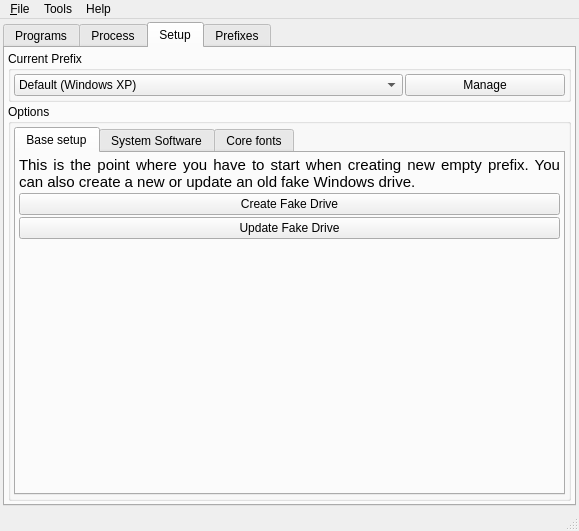
brezerk/q4wine, file src/MainWindow.ui: the form before one commit.
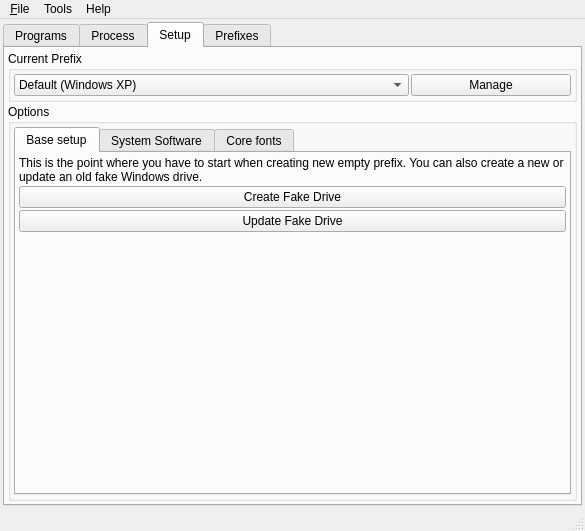
The form after the commit. The open tabs and pages were chosen to show the change. Icons and pictures are not drawn.

Diff of the .ui file:
```diff
--- a/src/MainWindow.ui
+++ b/src/MainWindow.ui
@@ -6,7 +6,7 @@
    <rect>
     <x>0</x>
     <y>0</y>
-    <width>579</width>
+    <width>585</width>
     <height>531</height>
    </rect>
   </property>
@@ -269,11 +269,7 @@
                <item>
                 <widget class="QLabel" name="label" >
                  <property name="text" >
-                  <string>&lt;!DOCTYPE HTML PUBLIC "-//W3C//DTD HTML 4.0//EN" "http://www.w3.org/TR/REC-html40/strict.dtd">
-&lt;html>&lt;head>&lt;meta name="qrichtext" content="1" />&lt;style type="text/css">
-p, li { white-space: pre-wrap; }
-&lt;/style>&lt;/head>&lt;body style=" font-family:'Fixed [Misc]'; font-size:11pt; font-weight:400; font-style:normal;">
-&lt;p align="justify" style=" margin-top:12px; margin-bottom:12px; margin-left:0px; margin-right:0px; -qt-block-indent:0; text-indent:0px;">This is the point where you have to start when creating new empty prefix. You can also create a new or update an old fake Windows drive.&lt;/p>&lt;/body>&lt;/html></string>
+                  <string>This is the point where you have to start when creating new empty prefix. You can also create a new or update an old fake Windows drive.</string>
                  </property>
                  <property name="wordWrap" >
                   <bool>true</bool>
@@ -456,8 +452,8 @@
     <rect>
      <x>0</x>
      <y>0</y>
-     <width>579</width>
-     <height>25</height>
+     <width>585</width>
+     <height>26</height>
     </rect>
    </property>
    <widget class="QMenu" name="menu_File" >
```
Left out of the diff: 63 changed lines with no effect on the pictures.
